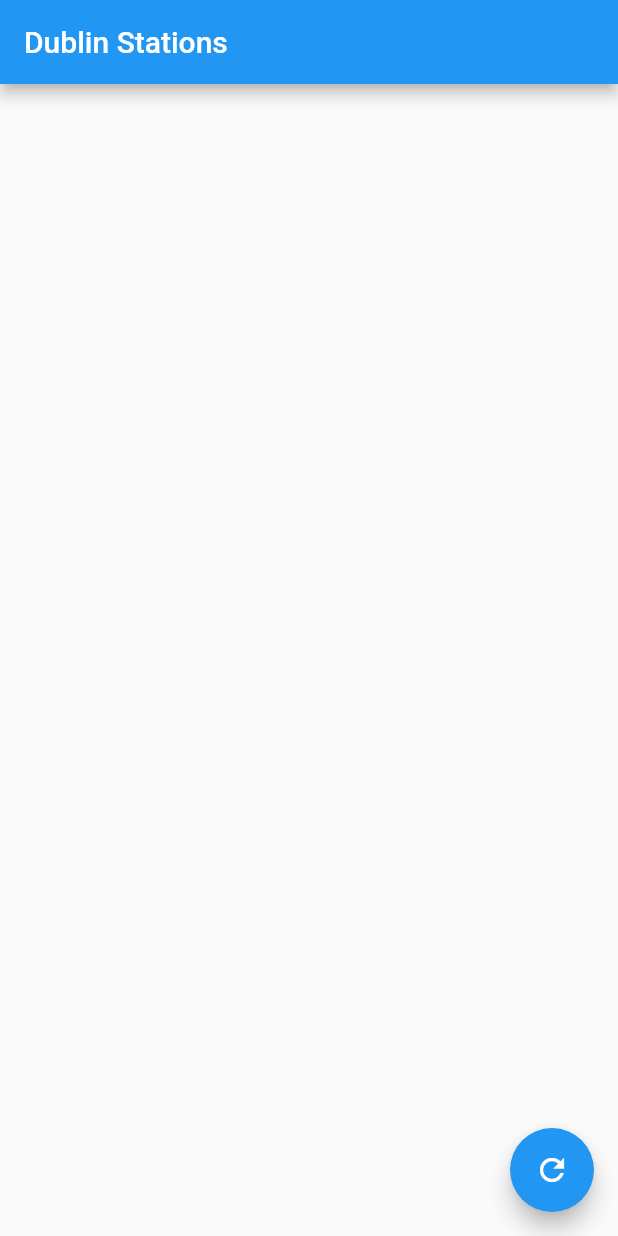
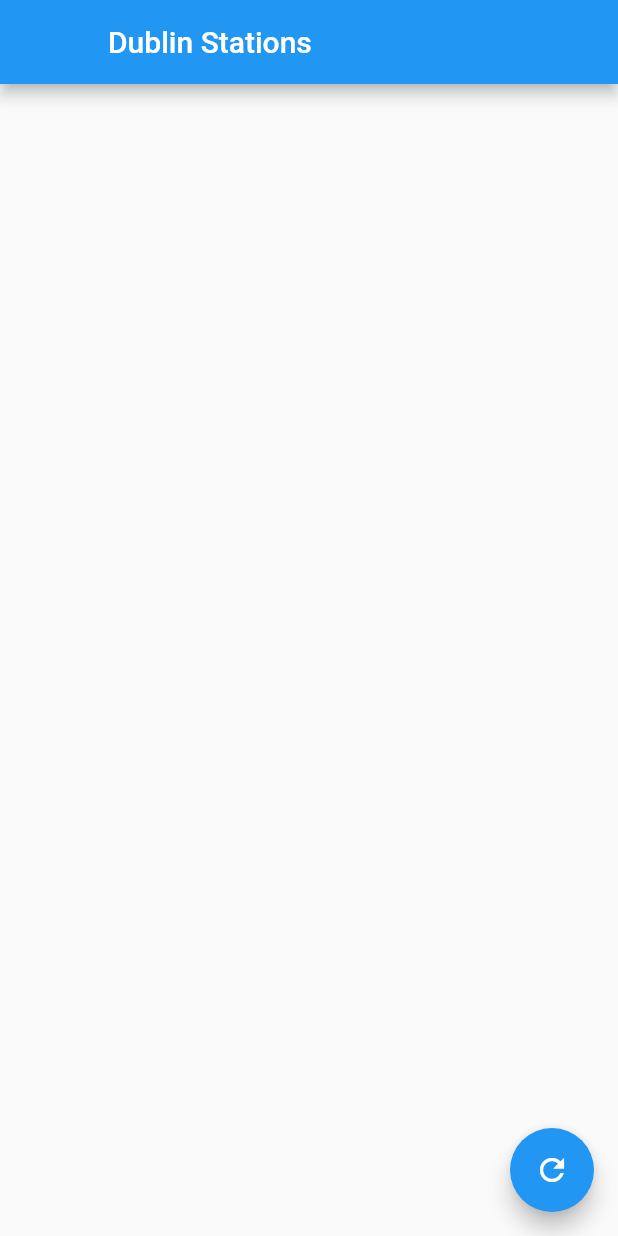
Before and after one commit to psykzz/dublin_stations, a Flutter app: the screen it shows after launch, on a phone screen of 412 x 824 dp. Run offline on Flutter 3.47's test engine with Material 2 defaults, Android fonts, the phone set to English and light mode, and no system bars; our stand-ins replace location.

Commit message:
Fix left padding on title

```diff
--- a/lib/main.dart
+++ b/lib/main.dart
@@ -119,7 +119,7 @@ class _DefaultPageState extends State<DefaultPage> with WidgetsBindingObserver {
 
     return new Scaffold(
       key: key,
-      appBar: new AppBar(title: new Text('Dublin Stations')),
+      appBar: new AppBar(title: new Text('Dublin Stations'), leading: new Text('')), // Add annoying leading element to add left padding.
       body: new Center(
         child: new ListView(
           shrinkWrap: false,
```
